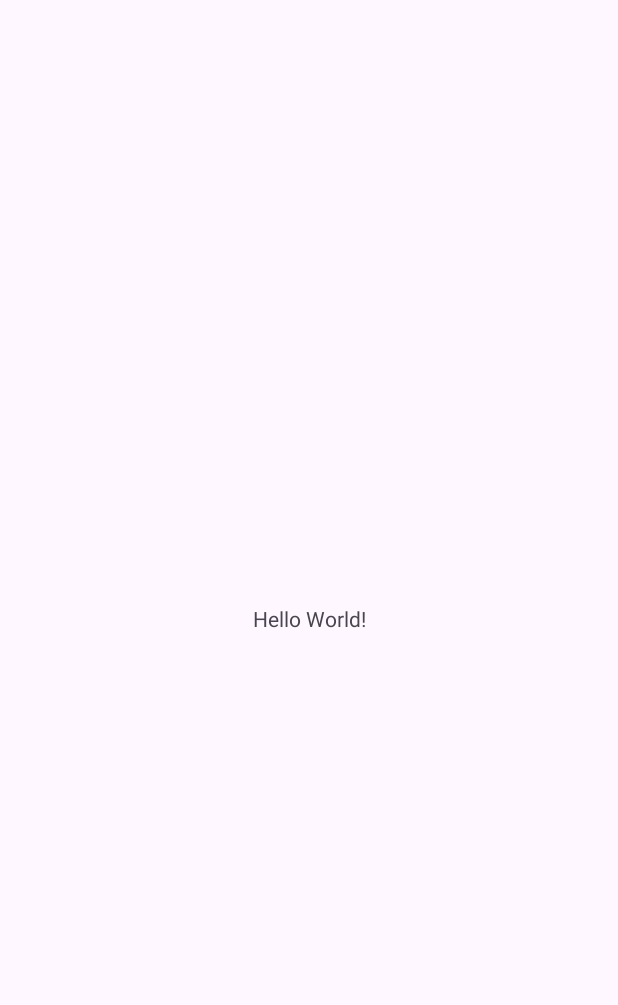
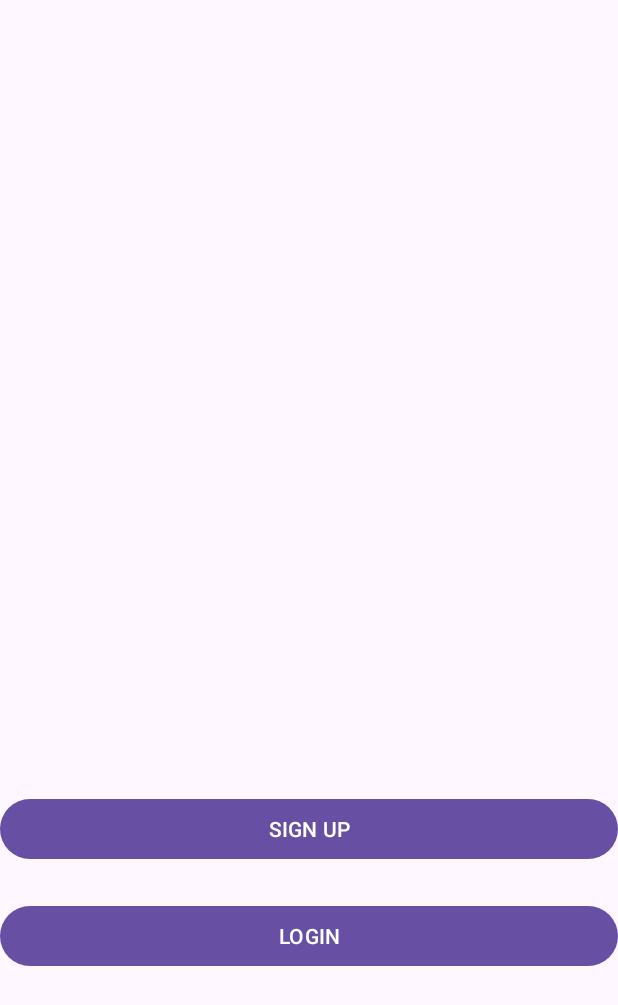
Before and after one commit to syzwanzaidi/MediFind, an Android app: the screen it shows after launch (MainActivity), on a phone screen of 412 x 824 dp. Before the commit the part shown is almost empty. Shown: the top 1005 px of the screen. Run offline under Robolectric (Android 15) with nearby library versions, the phone set to English and light mode, and no system bars.

Commit message:
login, register function and firebase setup

```diff
--- a/app/build.gradle.kts
+++ b/app/build.gradle.kts
@@ -1,6 +1,7 @@
 plugins {
     alias(libs.plugins.android.application)
     alias(libs.plugins.kotlin.android)
+    alias(libs.plugins.google.gms.google.services)
 }
 
 android {
@@ -42,6 +43,10 @@ dependencies {
     implementation(libs.material)
     implementation(libs.androidx.activity)
     implementation(libs.androidx.constraintlayout)
+    implementation(libs.firebase.auth)
+    implementation(libs.androidx.credentials)
+    implementation(libs.androidx.credentials.play.services.auth)
+    implementation(libs.googleid)
     testImplementation(libs.junit)
     androidTestImplementation(libs.androidx.junit)
     androidTestImplementation(libs.androidx.espresso.core)
--- /dev/null
+++ b/app/src/main/java/com/example/medifind/MainActivity.java
@@ -0,0 +1,37 @@
+package com.example.medifind;
+
+import android.content.Intent;
+import android.os.Bundle;
+import android.view.View;
+
+import androidx.activity.EdgeToEdge;
+import androidx.appcompat.app.AppCompatActivity;
+import androidx.core.graphics.Insets;
+import androidx.core.view.ViewCompat;
+import androidx.core.view.WindowInsetsCompat;
+
+public class MainActivity extends AppCompatActivity {
+
+    @Override
+    protected void onCreate(Bundle savedInstanceState) {
+        super.onCreate(savedInstanceState);
+        EdgeToEdge.enable(this);
+        setContentView(R.layout.activity_main);
+        ViewCompat.setOnApplyWindowInsetsListener(findViewById(R.id.main), (v, insets) -> {
+            Insets systemBars = insets.getInsets(WindowInsetsCompat.Type.systemBars());
+            v.setPadding(systemBars.left, systemBars.top, systemBars.right, systemBars.bottom);
+            return insets;
+        });
+    }
+
+    public void openRegister(View v){
+        Intent i = new Intent(this,RegisterActivity.class);
+        startActivity(i);
+    }
+
+    public void openLogin(View v){
+        Intent i = new Intent(this,LoginActivity.class);
+        startActivity(i);
+    }
+
+}
--- a/app/src/main/java/com/example/medifind/MainActivity.kt
+++ /dev/null
@@ -1,20 +0,0 @@
-package com.example.medifind
-
-import android.os.Bundle
-import androidx.activity.enableEdgeToEdge
-import androidx.appcompat.app.AppCompatActivity
-import androidx.core.view.ViewCompat
-import androidx.core.view.WindowInsetsCompat
-
-class MainActivity : AppCompatActivity() {
-    override fun onCreate(savedInstanceState: Bundle?) {
-        super.onCreate(savedInstanceState)
-        enableEdgeToEdge()
-        setContentView(R.layout.activity_main)
-        ViewCompat.setOnApplyWindowInsetsListener(findViewById(R.id.main)) { v, insets ->
-            val systemBars = insets.getInsets(WindowInsetsCompat.Type.systemBars())
-            v.setPadding(systemBars.left, systemBars.top, systemBars.right, systemBars.bottom)
-            insets
-        }
-    }
-}
--- a/app/src/main/res/layout/activity_main.xml
+++ b/app/src/main/res/layout/activity_main.xml
@@ -7,13 +7,30 @@
     android:layout_height="match_parent"
     tools:context=".MainActivity">
 
-    <TextView
-        android:layout_width="wrap_content"
+    <Button
+        android:id="@+id/button"
+        android:layout_width="0dp"
         android:layout_height="wrap_content"
-        android:text="Hello World!"
+        android:layout_alignParentBottom="true"
+        android:layout_centerHorizontal="true"
+        android:layout_marginTop="23dp"
+        android:onClick="openLogin"
+        android:text="LOGIN"
+        app:layout_constraintEnd_toEndOf="parent"
+        app:layout_constraintStart_toStartOf="parent"
+        app:layout_constraintTop_toBottomOf="@+id/button2" />
+
+    <Button
+        android:id="@+id/button2"
+        android:layout_width="0dp"
+        android:layout_height="wrap_content"
+        android:layout_alignParentBottom="true"
+        android:layout_centerHorizontal="true"
+        android:layout_marginBottom="247dp"
+        android:onClick="openRegister"
+        android:text="SIGN UP"
         app:layout_constraintBottom_toBottomOf="parent"
         app:layout_constraintEnd_toEndOf="parent"
-        app:layout_constraintStart_toStartOf="parent"
-        app:layout_constraintTop_toTopOf="parent" />
+        app:layout_constraintStart_toStartOf="parent" />
 
 </androidx.constraintlayout.widget.ConstraintLayout>
--- a/build.gradle.kts
+++ b/build.gradle.kts
@@ -2,4 +2,5 @@
 plugins {
     alias(libs.plugins.android.application) apply false
     alias(libs.plugins.kotlin.android) apply false
+    alias(libs.plugins.google.gms.google.services) apply false
 }
```
Also changed, not shown: app/src/main/AndroidManifest.xml (+11 -0 lines), app/src/main/java/com/example/medifind/LoginActivity.java (added, +64 -0 lines), app/src/main/java/com/example/medifind/ProfileActivity.java (added, +47 -0 lines), app/src/main/java/com/example/medifind/RegisterActivity.java (added, +66 -0 lines), app/src/main/res/layout/activity_login.xml (added, +64 -0 lines), app/src/main/res/layout/activity_profile.xml (added, +48 -0 lines), app/src/main/res/layout/activity_register.xml (added, +66 -0 lines), gradle/libs.versions.toml (+10 -0 lines).
